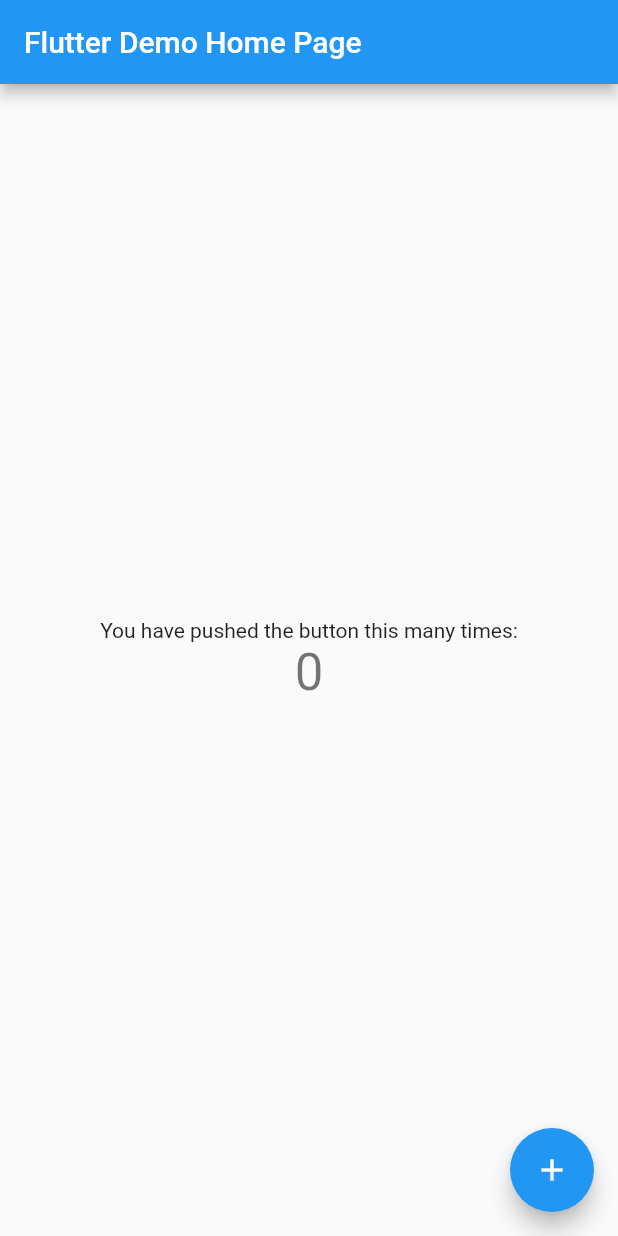
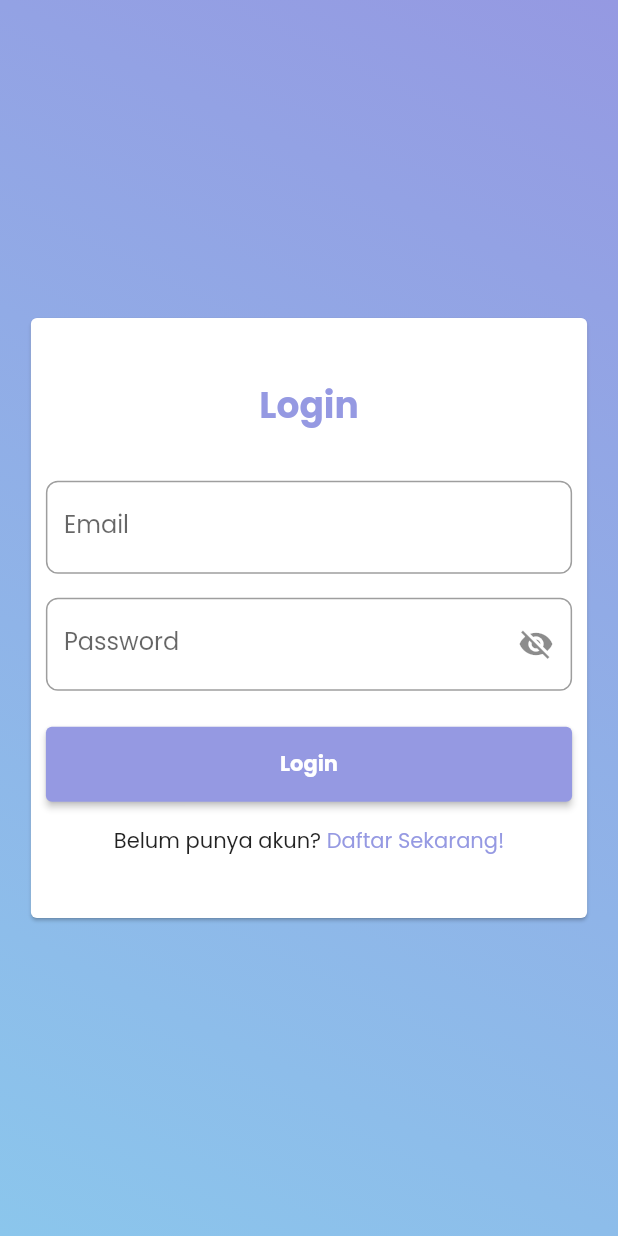
Before and after one commit to okifirsyah404/tugas_workshop_aplikasi_mobile_framework, a Flutter app: the screen it shows after launch, on a phone screen of 412 x 824 dp. Run offline on Flutter 3.47's test engine with Material 2 defaults, Android fonts, the phone set to English and light mode, and no system bars; our stand-ins replace get, google_fonts.

Commit message:
Update Tugas

```diff
--- a/lib/main.dart
+++ b/lib/main.dart
@@ -1,67 +1,35 @@
 import 'package:flutter/material.dart';
 
+import 'package:get/get.dart';
+import 'package:google_fonts/google_fonts.dart';
+import 'package:tugas_workshop_aplikasi_mobile_framework/screens/home_screen.dart';
+import 'package:tugas_workshop_aplikasi_mobile_framework/screens/login_screen.dart';
+import 'package:tugas_workshop_aplikasi_mobile_framework/screens/register_screen.dart';
+
 void main() {
-  runApp(const MyApp());
+  runApp(MainApp());
 }
 
-class MyApp extends StatelessWidget {
-  const MyApp({super.key});
+class MainApp extends StatelessWidget {
+  const MainApp({super.key});
 
   @override
   Widget build(BuildContext context) {
     return MaterialApp(
-      title: 'Tugas Framework Flutter',
-      theme: ThemeData(
-        primarySwatch: Colors.blue,
+      title: "Tugas Workshop",
+      theme: ThemeData.light().copyWith(
+        colorScheme: ThemeData().colorScheme.copyWith(
+              secondary: Color(0xFF8BC6EC),
+              primary: Color(0xFF9599E2),
+            ),
+        textTheme: GoogleFonts.poppinsTextTheme(),
       ),
-      home: const MyHomePage(title: 'Flutter Demo Home Page'),
+      initialRoute: "/login",
+      routes: {
+        "/login": (context) => LoginScreen(),
+        "/register": (context) => RegisterScreen(),
+        "/home": (context) => HomeScreen(),
+      },
     );
   }
 }
-
-class MyHomePage extends StatefulWidget {
-  const MyHomePage({super.key, required this.title});
-
-  final String title;
-
-  @override
-  State<MyHomePage> createState() => _MyHomePageState();
-}
-
-class _MyHomePageState extends State<MyHomePage> {
-  int _counter = 0;
-
-  void _incrementCounter() {
-    setState(() {
-      _counter++;
-    });
-  }
-
-  @override
-  Widget build(BuildContext context) {
-    return Scaffold(
-      appBar: AppBar(
-        title: Text(widget.title),
-      ),
-      body: Center(
-        child: Column(
-          mainAxisAlignment: MainAxisAlignment.center,
-          children: <Widget>[
-            const Text(
-              'You have pushed the button this many times:',
-            ),
-            Text(
-              '$_counter',
-              style: Theme.of(context).textTheme.headline4,
-            ),
-          ],
-        ),
-      ),
-      floatingActionButton: FloatingActionButton(
-        onPressed: _incrementCounter,
-        tooltip: 'Increment',
-        child: const Icon(Icons.add),
-      ),
-    );
-  }
-}
--- /dev/null
+++ b/lib/screens/login_screen.dart
@@ -0,0 +1,131 @@
+import 'package:flutter/material.dart';
+
+class LoginScreen extends StatefulWidget {
+  const LoginScreen({super.key});
+
+  @override
+  State<LoginScreen> createState() => _LoginScreenState();
+}
+
+class _LoginScreenState extends State<LoginScreen> {
+  bool _isObsecure = true;
+
+  @override
+  Widget build(BuildContext context) {
+    return Scaffold(
+      body: Container(
+        decoration: BoxDecoration(
+          gradient: LinearGradient(
+            colors: [
+              Theme.of(context).colorScheme.primary,
+              Theme.of(context).colorScheme.secondary,
+            ],
+            begin: Alignment.topRight,
+            end: Alignment.bottomLeft,
+          ),
+        ),
+        child: Center(
+          child: Card(
+            child: Container(
+              height: 400,
+              width: MediaQuery.of(context).size.width * 0.9,
+              child: Column(
+                mainAxisAlignment: MainAxisAlignment.center,
+                children: [
+                  Text(
+                    "Login",
+                    style: TextStyle(
+                      fontSize: 24,
+                      fontWeight: FontWeight.w700,
+                      color: Theme.of(context).colorScheme.primary,
+                    ),
+                  ),
+                  SizedBox(height: 32),
+                  Padding(
+                    padding: EdgeInsets.symmetric(
+                      horizontal: 10,
+                    ),
+                    child: TextField(
+                      keyboardType: TextInputType.emailAddress,
+                      decoration: InputDecoration(
+                        border: OutlineInputBorder(
+                          borderRadius: BorderRadius.circular(8.0),
+                        ),
+                        label: Text("Email"),
+                      ),
+                    ),
+                  ),
+                  SizedBox(height: 16),
+                  Padding(
+                    padding: EdgeInsets.symmetric(
+                      horizontal: 10,
+                    ),
+                    child: TextField(
+                      obscureText: _isObsecure,
+                      decoration: InputDecoration(
+                        border: OutlineInputBorder(
+                          borderRadius: BorderRadius.circular(8.0),
+                        ),
+                        label: Text("Password"),
+                        suffixIcon: IconButton(
+                          onPressed: () {
+                            setState(() {
+                              _isObsecure = !_isObsecure;
+                            });
+                          },
+                          icon: Icon(
+                            _isObsecure
+                                ? Icons.visibility_off
+                                : Icons.visibility,
+                          ),
+                        ),
+                      ),
+                    ),
+                  ),
+                  SizedBox(height: 24),
+                  Padding(
+                    padding: EdgeInsets.symmetric(
+                      horizontal: 10,
+                    ),
+                    child: ElevatedButton(
+                      onPressed: () {
+                        Navigator.pushNamed(context, "/home");
+                      },
+                      child: Text(
+                        "Login",
+                        style: TextStyle(
+                          fontWeight: FontWeight.w700,
+                        ),
+                      ),
+                      style: ElevatedButton.styleFrom(
+                        minimumSize: Size.fromHeight(50),
+                      ),
+                    ),
+                  ),
+                  SizedBox(height: 16),
+                  Row(
+                    mainAxisAlignment: MainAxisAlignment.center,
+                    children: [
+                      Text("Belum punya akun? "),
+                      InkWell(
+                        child: Text(
+                          "Daftar Sekarang!",
+                          style: TextStyle(
+                            color: Theme.of(context).colorScheme.primary,
+                          ),
+                        ),
+                        onTap: () {
+                          Navigator.pushNamed(context, "/register");
+                        },
+                      )
+                    ],
+                  )
+                ],
+              ),
+            ),
+          ),
+        ),
+      ),
+    );
+  }
+}
```
Also changed, not shown: lib/screens/home_screen.dart (added, +90 -0 lines), lib/screens/register_screen.dart (added, +211 -0 lines), lib/widgets/drawer_widget.dart (added, +69 -0 lines), pubspec.yaml (+10 -76 lines), assets/images/user_profiles/foto.png (added), pubspec.lock, 1 other file.
